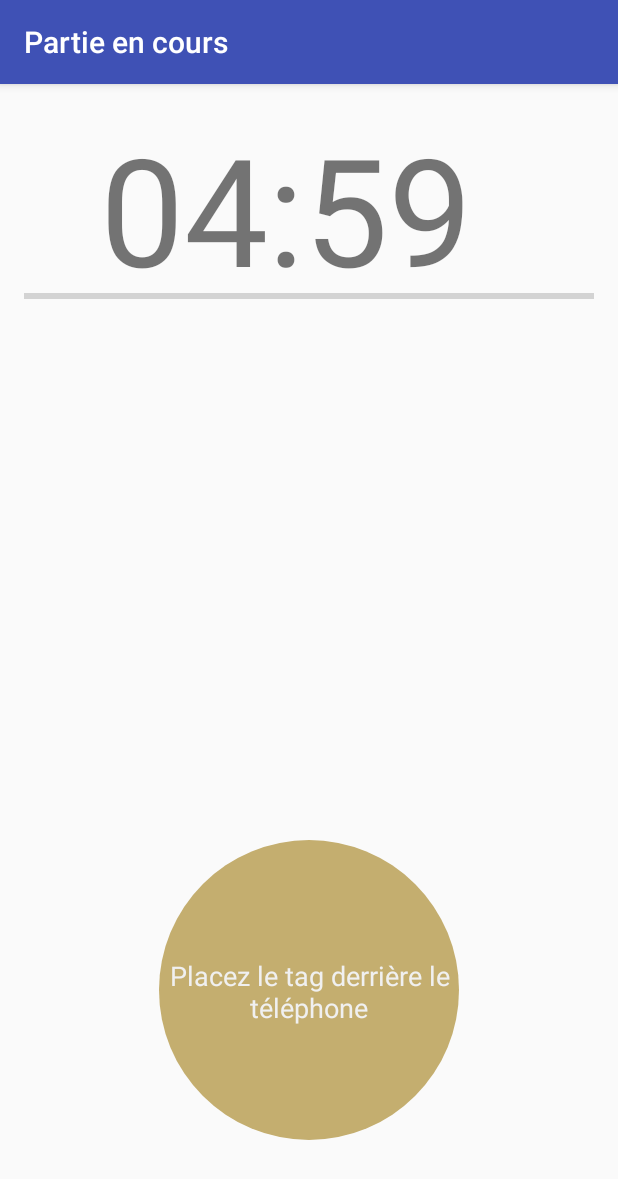
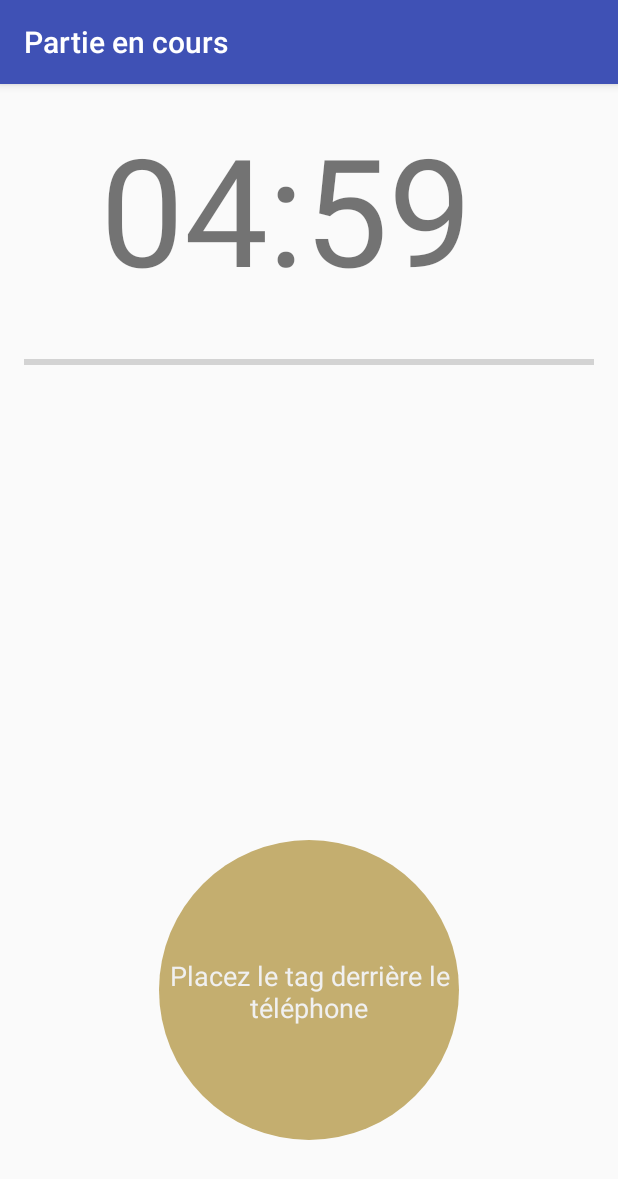
Before and after one commit to Res260/NFCProject, an Android app: the InGame screen opened directly, with no data from a screen before it, on a phone screen of 412 x 824 dp. Shown: the top 1179 px of the screen. Run offline under Robolectric (Android 15) with nearby library versions, the phone set to English and light mode, and no system bars; 1 statement that could not run was skipped.

Commit message:
Fixed the in-game crash, now everything is working properly.

```diff
--- a/app/src/main/res/layout/activity_in_game.xml
+++ b/app/src/main/res/layout/activity_in_game.xml
@@ -47,7 +47,7 @@
         android:layout_marginBottom="76dp"
         android:textColor="@color/background_suivant"/>
 
-    <ProgressBar
+	<ProgressBar
 		style="?android:attr/progressBarStyleHorizontal"
 		android:layout_width="match_parent"
 		android:layout_height="wrap_content"
@@ -55,7 +55,8 @@
 		android:layout_gravity="center_horizontal"
 		android:visibility="visible"
 		android:max="1000"
-        android:layout_alignBottom="@+id/textView"
-        android:layout_alignParentStart="true"/>
+		android:layout_below="@+id/textView"
+		android:layout_toEndOf="@+id/imageView"
+		android:layout_marginTop="28dp"/>
 
 </RelativeLayout>
--- a/app/src/main/res/values/strings.xml
+++ b/app/src/main/res/values/strings.xml
@@ -11,7 +11,7 @@
 
     <string name="text_button_go">GO</string>
     <string name="text_terrorists">Terroristes</string>
-    <string name="text_anti_terro">Anti-Terroristes</string>
+    <string name="text_anti_terro">Anti-terroristes</string>
     <string name="text_under_terrorists"><b>Terroristes</b></string>
     <string name="text_under_anti_terrorists"><b>Anti-Terroristes</b></string>
 
```
Also changed, not shown: app/src/main/java/com/example/res260/NFCProject/CallBackCheckIn.java (deleted, +0 -46 lines), app/src/main/java/com/example/res260/NFCProject/CheckInActivity.java (+6 -1 lines).
